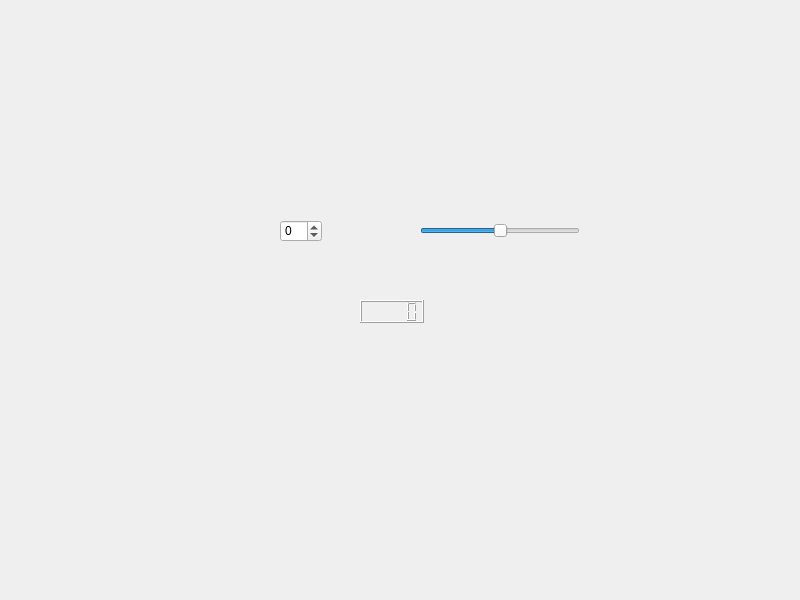
This is widget.ui in ID41343107/spinbox2 as Qt 5 draws it before an edit. The edited form follows.
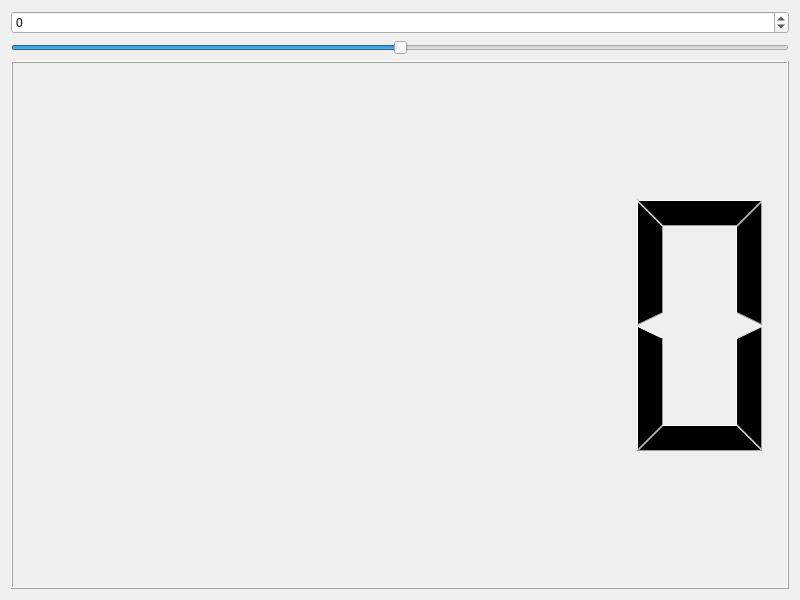
This is the edited form.

Commit message: Project Completed!

The edit to the form file:
```diff
--- a/widget.ui
+++ b/widget.ui
@@ -13,15 +13,9 @@
   <property name="windowTitle">
    <string>Widget</string>
   </property>
+  <layout class="QVBoxLayout" name="verticalLayout_2">
+   <item>
   <widget class="QSpinBox" name="spinBox">
-   <property name="geometry">
-    <rect>
-     <x>280</x>
-     <y>220</y>
-     <width>42</width>
-     <height>22</height>
-    </rect>
-   </property>
    <property name="minimum">
     <number>-100</number>
    </property>
@@ -29,15 +23,9 @@
     <number>100</number>
    </property>
   </widget>
+   </item>
+   <item>
   <widget class="QSlider" name="horizontalSlider">
-   <property name="geometry">
-    <rect>
-     <x>420</x>
-     <y>220</y>
-     <width>160</width>
-     <height>22</height>
-    </rect>
-   </property>
    <property name="minimum">
     <number>-100</number>
    </property>
@@ -48,16 +36,11 @@
     <enum>Qt::Orientation::Horizontal</enum>
    </property>
   </widget>
-  <widget class="QLCDNumber" name="lcdNumber">
-   <property name="geometry">
-    <rect>
-     <x>360</x>
-     <y>300</y>
-     <width>64</width>
-     <height>23</height>
-    </rect>
-   </property>
-  </widget>
+   </item>
+   <item>
+    <widget class="QLCDNumber" name="lcdNumber"/>
+   </item>
+  </layout>
  </widget>
  <resources/>
  <connections>
```
Lines whose indentation alone changed are shown as unchanged.
